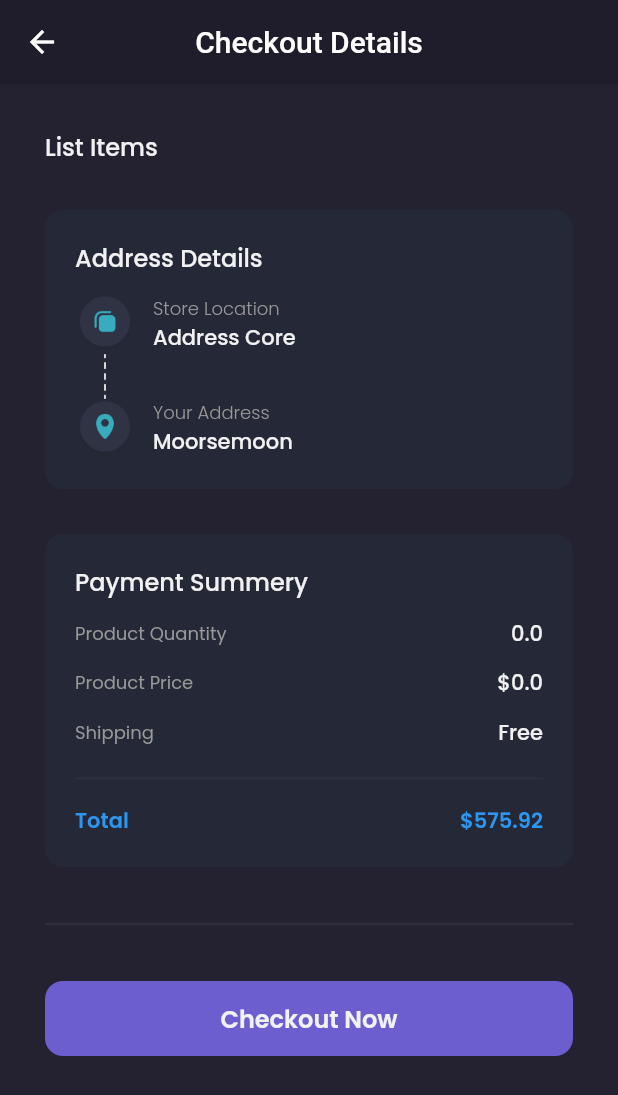
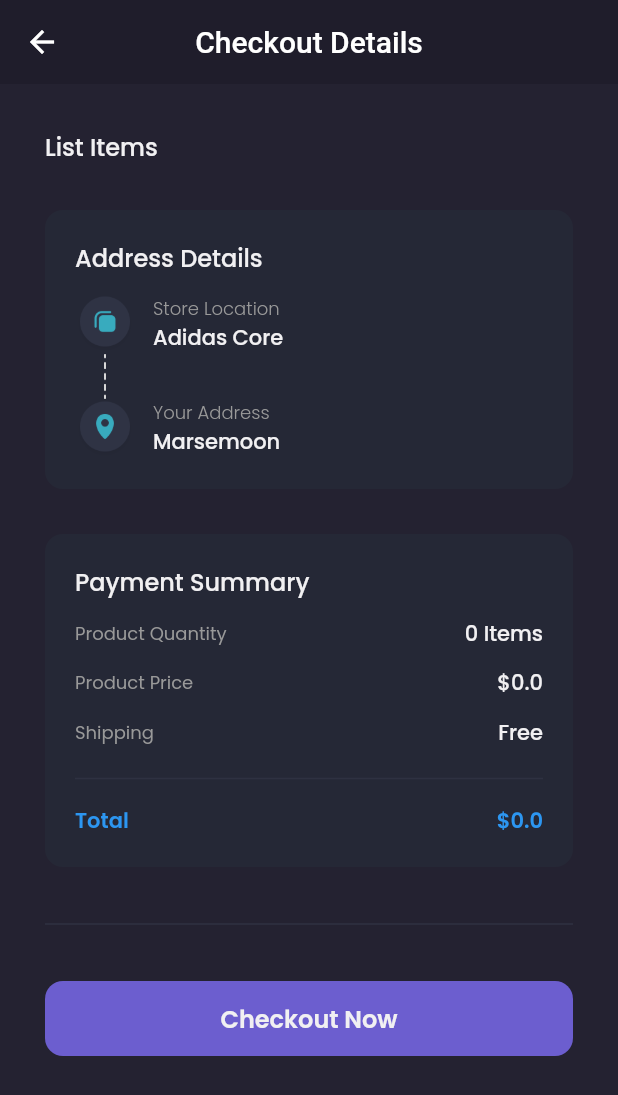
Before and after one commit to nthswny/shamo-ui, a Flutter app: the CheckoutPage screen opened by its route, on a phone screen of 412 x 824 dp. Shown: the top 1095 px of the screen. Run offline on Flutter 3.47's test engine with Material 2 defaults, Android fonts, the light colour scheme and no system bars; our stand-ins replace carousel_slider, google_fonts; accounts and stored records are empty; network calls fail.

Commit message:
ninth commit

```diff
--- a/lib/main.dart
+++ b/lib/main.dart
@@ -14,6 +14,7 @@ import 'package:shamo_ui/pages/splash_page.dart';
 import 'package:shamo_ui/providers/auth_provider.dart';
 import 'package:shamo_ui/providers/cart_provider.dart';
 import 'package:shamo_ui/providers/product_provider.dart';
+import 'package:shamo_ui/providers/transaction_provider.dart';
 import 'package:shamo_ui/providers/wishlist_provider.dart';
 
 void main() {
@@ -37,6 +38,9 @@ class MyApp extends StatelessWidget {
         ChangeNotifierProvider(
           create: (context) => CartProvider(),
         ),
+        ChangeNotifierProvider(
+          create: (context) => TransactionProvider(),
+        ),
       ],
       child: MaterialApp(
         debugShowCheckedModeBanner: false,
--- a/lib/pages/checkout_page.dart
+++ b/lib/pages/checkout_page.dart
@@ -1,20 +1,56 @@
 import 'package:flutter/material.dart';
 import 'package:provider/provider.dart';
+import 'package:shamo_ui/providers/auth_provider.dart';
 import 'package:shamo_ui/providers/cart_provider.dart';
-import 'package:shamo_ui/theme.dart';
+import 'package:shamo_ui/providers/transaction_provider.dart';
 import 'package:shamo_ui/widget/checkout_card.dart';
+import 'package:shamo_ui/widget/loading_button.dart';
 
-class CheckoutPage extends StatelessWidget {
+import '../theme.dart';
+
+class CheckoutPage extends StatefulWidget {
+  @override
+  _CheckoutPageState createState() => _CheckoutPageState();
+}
+
+class _CheckoutPageState extends State<CheckoutPage> {
+  bool isLoading = false;
+
   @override
   Widget build(BuildContext context) {
     CartProvider cartProvider = Provider.of<CartProvider>(context);
+    TransactionProvider transactionProvider =
+        Provider.of<TransactionProvider>(context);
+    AuthProvider authProvider = Provider.of<AuthProvider>(context);
+
+    handleCheckout() async {
+      setState(() {
+        isLoading = true;
+      });
+
+      if (await transactionProvider.checkout(
+        authProvider.user.token!,
+        cartProvider.carts,
+        cartProvider.totalPrice(),
+      )) {
+        cartProvider.carts = [];
+        Navigator.pushNamedAndRemoveUntil(
+            context, '/checkout-success', (route) => false);
+      }
+
+      setState(() {
+        isLoading = false;
+      });
+    }
 
     header() {
       return AppBar(
         backgroundColor: backgroundColor1,
         elevation: 0,
         centerTitle: true,
-        title: Text('Checkout Details'),
+        title: Text(
+          'Checkout Details',
+        ),
       );
     }
 
@@ -25,9 +61,10 @@ class CheckoutPage extends StatelessWidget {
         ),
         children: [
           // NOTE: LIST ITEMS
-
           Container(
-            margin: EdgeInsets.only(top: defaultMargin),
+            margin: EdgeInsets.only(
+              top: defaultMargin,
+            ),
             child: Column(
               crossAxisAlignment: CrossAxisAlignment.start,
               children: [
@@ -104,9 +141,8 @@ class CheckoutPage extends StatelessWidget {
                           ),
                         ),
                         Text(
-                          'Address Core',
+                          'Adidas Core',
                           style: primaryTextStyle.copyWith(
-                            fontSize: 14,
                             fontWeight: medium,
                           ),
                         ),
@@ -121,9 +157,8 @@ class CheckoutPage extends StatelessWidget {
                           ),
                         ),
                         Text(
-                          'Moorsemoon',
+                          'Marsemoon',
                           style: primaryTextStyle.copyWith(
-                            fontSize: 14,
                             fontWeight: medium,
                           ),
                         ),
@@ -135,7 +170,7 @@ class CheckoutPage extends StatelessWidget {
             ),
           ),
 
-          // NOTE: PAYMENT SUMMERY
+          // NOTE: PAYMENT SUMMARY
           Container(
             margin: EdgeInsets.only(
               top: defaultMargin,
@@ -149,7 +184,7 @@ class CheckoutPage extends StatelessWidget {
               crossAxisAlignment: CrossAxisAlignment.start,
               children: [
                 Text(
-                  'Payment Summery',
+                  'Payment Summary',
                   style: primaryTextStyle.copyWith(
                     fontSize: 16,
                     fontWeight: medium,
@@ -168,11 +203,11 @@ class CheckoutPage extends StatelessWidget {
                       ),
                     ),
                     Text(
-                      '${cartProvider.totalPrice()}',
+                      '${cartProvider.totalItems()} Items',
                       style: primaryTextStyle.copyWith(
                         fontWeight: medium,
                       ),
-                    )
+                    ),
                   ],
                 ),
                 SizedBox(
@@ -192,7 +227,7 @@ class CheckoutPage extends StatelessWidget {
                       style: primaryTextStyle.copyWith(
                         fontWeight: medium,
                       ),
-                    )
+                    ),
                   ],
                 ),
                 SizedBox(
@@ -212,7 +247,7 @@ class CheckoutPage extends StatelessWidget {
                       style: primaryTextStyle.copyWith(
                         fontWeight: medium,
                       ),
-                    )
+                    ),
                   ],
                 ),
                 SizedBox(
@@ -231,14 +266,12 @@ class CheckoutPage extends StatelessWidget {
                     Text(
                       'Total',
                       style: priceTextStyle.copyWith(
-                        fontSize: 14,
                         fontWeight: semiBold,
                       ),
                     ),
                     Text(
-                      '\$575.92',
+                      '\$${cartProvider.totalPrice()}',
                       style: priceTextStyle.copyWith(
-                        fontSize: 14,
                         fontWeight: semiBold,
                       ),
                     ),
@@ -256,20 +289,27 @@ class CheckoutPage extends StatelessWidget {
             thickness: 1,
             color: Color(0xff2E3141),
           ),
-          Container(
+          isLoading
+              ? Container(
+                  margin: EdgeInsets.only(
+                    bottom: 30,
+                  ),
+                  child: LoadingButton(),
+                )
+              : Container(
                   height: 50,
                   width: double.infinity,
-            margin: EdgeInsets.symmetric(vertical: defaultMargin),
+                  margin: EdgeInsets.symmetric(
+                    vertical: defaultMargin,
+                  ),
                   child: TextButton(
-              onPressed: () {
-                Navigator.pushNamedAndRemoveUntil(
-                    context, '/checkout-success', (route) => false);
-              },
+                    onPressed: handleCheckout,
                     style: TextButton.styleFrom(
                       backgroundColor: primaryColor,
                       shape: RoundedRectangleBorder(
                         borderRadius: BorderRadius.circular(12),
-                  )),
+                      ),
+                    ),
                     child: Text(
                       'Checkout Now',
                       style: primaryTextStyle.copyWith(
--- a/lib/pages/checkout_success.dart
+++ b/lib/pages/checkout_success.dart
@@ -47,7 +47,10 @@ class CheckoutSuccessPage extends StatelessWidget {
               height: 44,
               margin: EdgeInsets.only(top: 30),
               child: TextButton(
-                onPressed: () {},
+                onPressed: () {
+                  Navigator.pushNamedAndRemoveUntil(
+                      context, '/home', (route) => false);
+                },
                 style: TextButton.styleFrom(
                   backgroundColor: primaryColor,
                   shape: RoundedRectangleBorder(
--- a/lib/providers/auth_provider.dart
+++ b/lib/providers/auth_provider.dart
@@ -1,4 +1,4 @@
-import 'package:flutter/cupertino.dart';
+import 'package:flutter/material.dart';
 import 'package:shamo_ui/models/user_model.dart';
 import 'package:shamo_ui/services/auth_service.dart';
 
--- a/lib/widget/loading_button.dart
+++ b/lib/widget/loading_button.dart
@@ -2,8 +2,6 @@ import 'package:flutter/material.dart';
 import 'package:shamo_ui/theme.dart';
 
 class LoadingButton extends StatelessWidget {
-  const LoadingButton({Key? key}) : super(key: key);
-
   @override
   Widget build(BuildContext context) {
     return Container(
--- a/pubspec.yaml
+++ b/pubspec.yaml
@@ -18,7 +18,7 @@ publish_to: 'none' # Remove this line if you wish to publish to pub.dev
 version: 1.0.0+1
 
 environment:
-  sdk: ">=2.17.3 <3.0.0"
+  sdk: ">=2.12.3 <3.0.0"
 
 # Dependencies specify other packages that your package needs in order to work.
 # To automatically upgrade your package dependencies to the latest versions
@@ -33,7 +33,7 @@ dependencies:
   google_fonts: ^3.0.1
   carousel_slider: ^4.0.0
   provider: ^6.0.3
-  http: ^0.13.5
+  http: ^0.13.3
 
 dev_dependencies:
   flutter_lints: ^2.0.0
```
Also changed, not shown: lib/models/user_model.dart (+7 -7 lines), lib/providers/transaction_provider.dart (added, +19 -0 lines), lib/services/auth_service.dart (+4 -6 lines), lib/services/transaction_service.dart (added, +50 -0 lines), pubspec.lock. Lines whose indentation alone changed are shown as unchanged.
